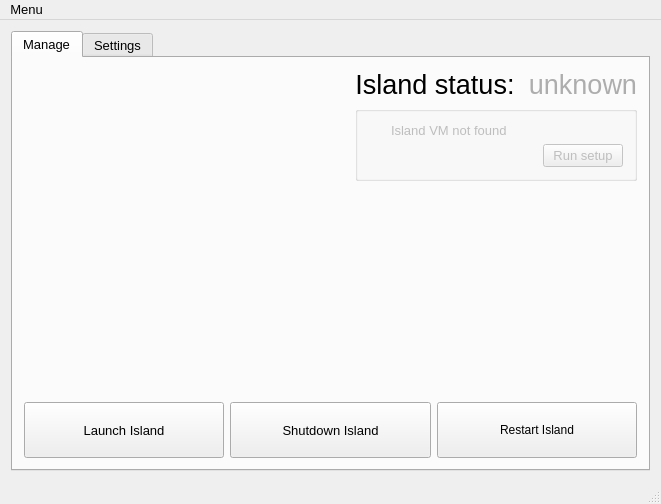
viocost/islands, file mac-manager/forms/mainwindow.ui: the form before one commit.
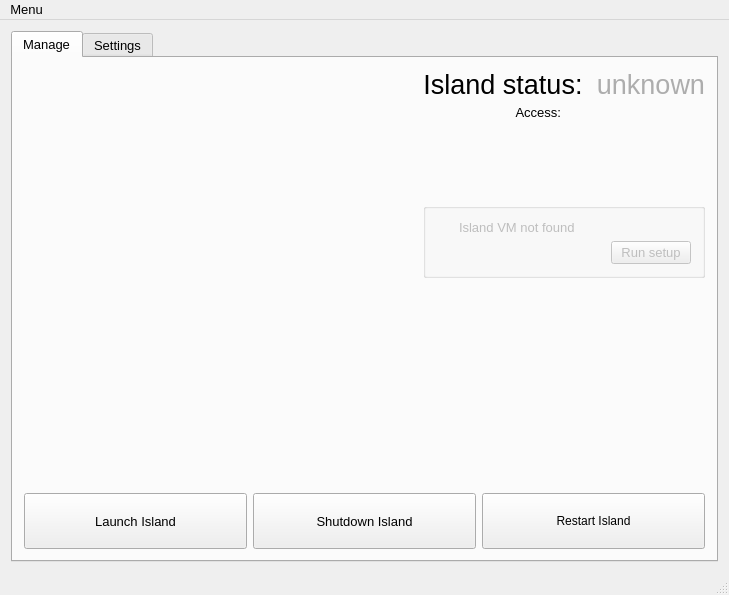
The form after the commit. Icons and pictures are not drawn.

What changed in the file:
```diff
--- a/mac-manager/forms/mainwindow.ui
+++ b/mac-manager/forms/mainwindow.ui
@@ -6,8 +6,8 @@
    <rect>
     <x>0</x>
     <y>0</y>
-    <width>661</width>
-    <height>504</height>
+    <width>729</width>
+    <height>595</height>
    </rect>
   </property>
   <property name="minimumSize">
@@ -48,15 +48,21 @@
        <attribute name="title">
         <string>Manage</string>
        </attribute>
-       <layout class="QVBoxLayout" name="verticalLayout_5">
+       <layout class="QVBoxLayout" name="verticalLayout_4">
         <item>
-         <layout class="QHBoxLayout" name="horizontalLayout_6">
+         <layout class="QHBoxLayout" name="horizontalLayout_7">
           <item>
            <layout class="QHBoxLayout" name="horizontalLayout_3">
             <item>
              <layout class="QVBoxLayout" name="verticalLayout_3">
               <item>
                <widget class="QLabel" name="label">
+                <property name="sizePolicy">
+                 <sizepolicy hsizetype="Fixed" vsizetype="Fixed">
+                  <horstretch>0</horstretch>
+                  <verstretch>0</verstretch>
+                 </sizepolicy>
+                </property>
                 <property name="text">
                  <string/>
                 </property>
@@ -86,9 +92,15 @@
            </spacer>
           </item>
           <item>
-           <layout class="QVBoxLayout" name="verticalLayout_4">
+           <layout class="QVBoxLayout" name="verticalLayout_5">
             <item>
              <layout class="QHBoxLayout" name="horizontalLayout_2">
+              <property name="sizeConstraint">
+               <enum>QLayout::SetMaximumSize</enum>
+              </property>
+              <property name="bottomMargin">
+               <number>0</number>
+              </property>
               <item>
                <widget class="QLabel" name="islandStatusLabel">
                 <property name="sizePolicy">
@@ -97,6 +109,12 @@
                   <verstretch>0</verstretch>
                  </sizepolicy>
                 </property>
+                <property name="maximumSize">
+                 <size>
+                  <width>1965</width>
+                  <height>30</height>
+                 </size>
+                </property>
                 <property name="font">
                  <font>
                   <pointsize>20</pointsize>
@@ -118,6 +136,12 @@
                   <verstretch>0</verstretch>
                  </sizepolicy>
                 </property>
+                <property name="maximumSize">
+                 <size>
+                  <width>1965</width>
+                  <height>30</height>
+                 </size>
+                </property>
                 <property name="palette">
                  <palette>
                   <active>
@@ -170,6 +194,46 @@
               </item>
              </layout>
             </item>
+            <item>
+             <layout class="QHBoxLayout" name="horizontalLayout_6">
+              <property name="bottomMargin">
+               <number>0</number>
+              </property>
+              <item>
+               <widget class="QLabel" name="island_access_label">
+                <property name="layoutDirection">
+                 <enum>Qt::LeftToRight</enum>
+                </property>
+                <property name="text">
+                 <string>Access:</string>
+                </property>
+                <property name="alignment">
+                 <set>Qt::AlignRight|Qt::AlignTrailing|Qt::AlignVCenter</set>
+                </property>
+               </widget>
+              </item>
+              <item>
+               <widget class="QLabel" name="island_access_address">
+                <property name="text">
+                 <string/>
+                </property>
+               </widget>
+              </item>
+             </layout>
+            </item>
+            <item>
+             <spacer name="verticalSpacer_2">
+              <property name="orientation">
+               <enum>Qt::Vertical</enum>
+              </property>
+              <property name="sizeHint" stdset="0">
+               <size>
+                <width>20</width>
+                <height>40</height>
+               </size>
+              </property>
+             </spacer>
+            </item>
             <item>
              <widget class="QGroupBox" name="groupBox">
               <property name="enabled">
@@ -423,7 +487,7 @@
     <rect>
      <x>0</x>
      <y>0</y>
-     <width>661</width>
+     <width>729</width>
      <height>22</height>
     </rect>
    </property>
```
Left out of the diff: 2 changed lines with no effect on the pictures.
